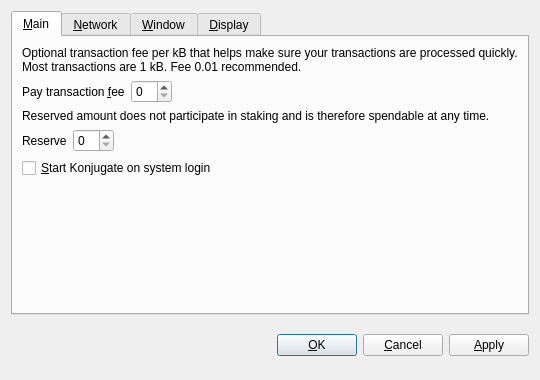
First picture: the form in src/qt/forms/optionsdialog.ui, repository SaltineChips/Konjungate, before the edit.
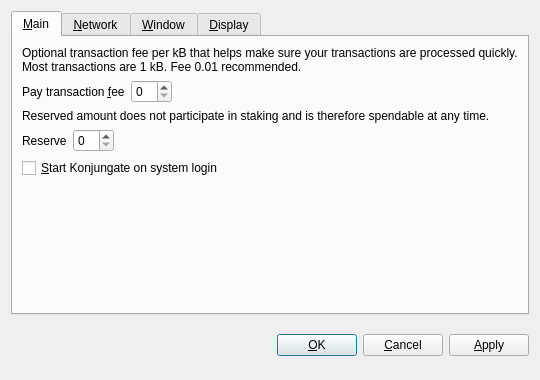
Second picture: the form after the edit. The open tabs and pages were chosen to show the change. Custom widgets are drawn as their Qt base class.

```diff
--- a/src/qt/forms/optionsdialog.ui
+++ b/src/qt/forms/optionsdialog.ui
@@ -131,7 +131,7 @@
           <string>Automatically start Konjugate after logging in to the system.</string>
          </property>
          <property name="text">
-          <string>&amp;Start Konjugate on system login</string>
+          <string>&amp;Start Konjungate on system login</string>
          </property>
         </widget>
        </item>
```
Left out of the diff: 12 changed lines with no effect on the pictures.
